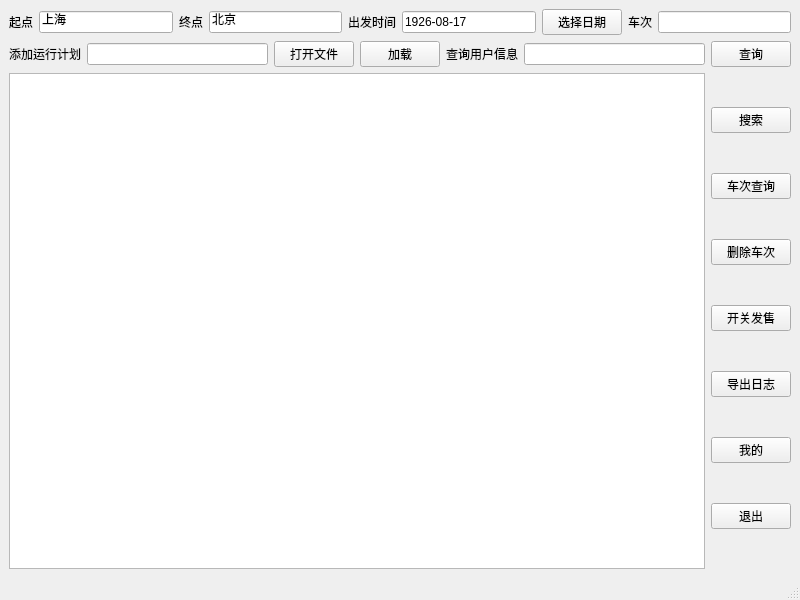
Above: adminwindow.ui from kzoacn/DS2017 before the change. Below: the same form after it.
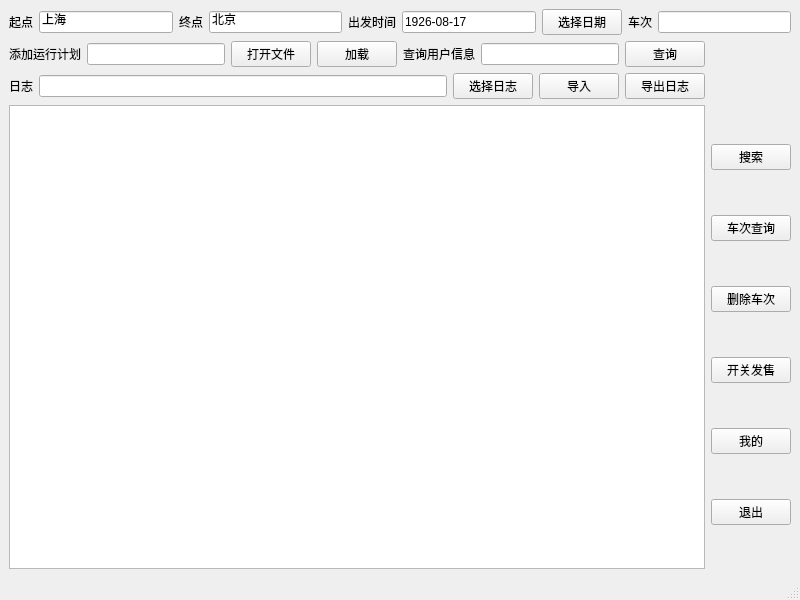
That is the form after the change.

Diff of the .ui file:
```diff
--- a/adminwindow.ui
+++ b/adminwindow.ui
@@ -78,7 +78,7 @@
       </item>
      </layout>
     </item>
-    <item row="1" column="0" colspan="2">
+    <item row="1" column="0">
      <layout class="QHBoxLayout" name="horizontalLayout_2">
       <item>
        <widget class="QLabel" name="label">
@@ -124,6 +124,41 @@
      </layout>
     </item>
     <item row="2" column="0">
+     <layout class="QHBoxLayout" name="horizontalLayout_3">
+      <item>
+       <widget class="QLabel" name="label_2">
+        <property name="text">
+         <string>日志</string>
+        </property>
+       </widget>
+      </item>
+      <item>
+       <widget class="QLineEdit" name="log_path"/>
+      </item>
+      <item>
+       <widget class="QPushButton" name="open_log">
+        <property name="text">
+         <string>选择日志</string>
+        </property>
+       </widget>
+      </item>
+      <item>
+       <widget class="QPushButton" name="load_log">
+        <property name="text">
+         <string>导入</string>
+        </property>
+       </widget>
+      </item>
+      <item>
+       <widget class="QPushButton" name="export_log">
+        <property name="text">
+         <string>导出日志</string>
+        </property>
+       </widget>
+      </item>
+     </layout>
+    </item>
+    <item row="3" column="0">
      <layout class="QGridLayout" name="gridLayout_2">
       <item row="0" column="0">
        <widget class="QTableView" name="tableView_2">
@@ -149,7 +184,7 @@
       </item>
      </layout>
     </item>
-    <item row="2" column="1">
+    <item row="3" column="1">
      <layout class="QVBoxLayout" name="verticalLayout_3">
       <item>
        <widget class="QPushButton" name="pushButton_11">
@@ -179,13 +214,6 @@
         </property>
        </widget>
       </item>
-      <item>
-       <widget class="QPushButton" name="pushButton_8">
-        <property name="text">
-         <string>导出日志</string>
-        </property>
-       </widget>
-      </item>
       <item>
        <widget class="QPushButton" name="pushButton_9">
         <property name="text">
```
Left out of the diff: 6 changed lines with no effect on the pictures.
